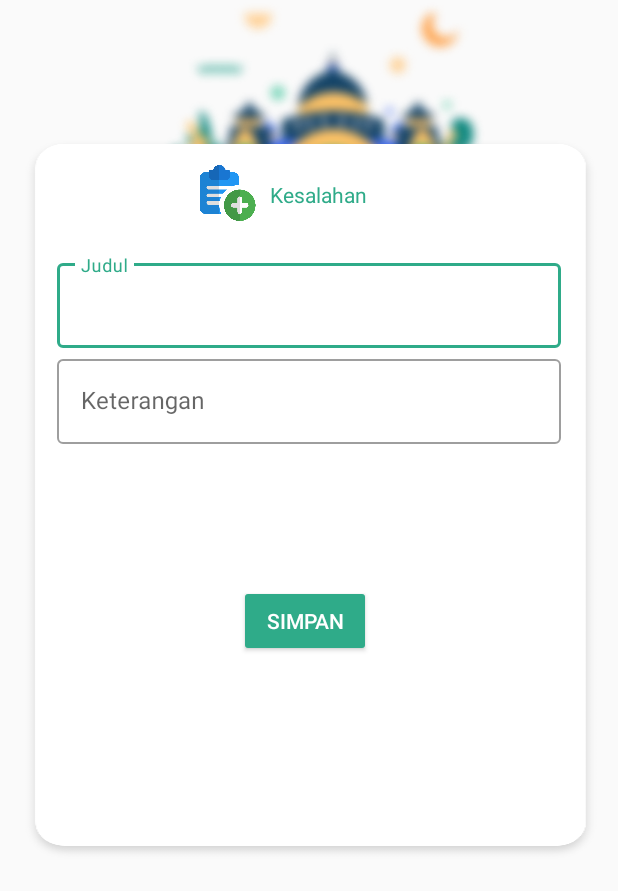
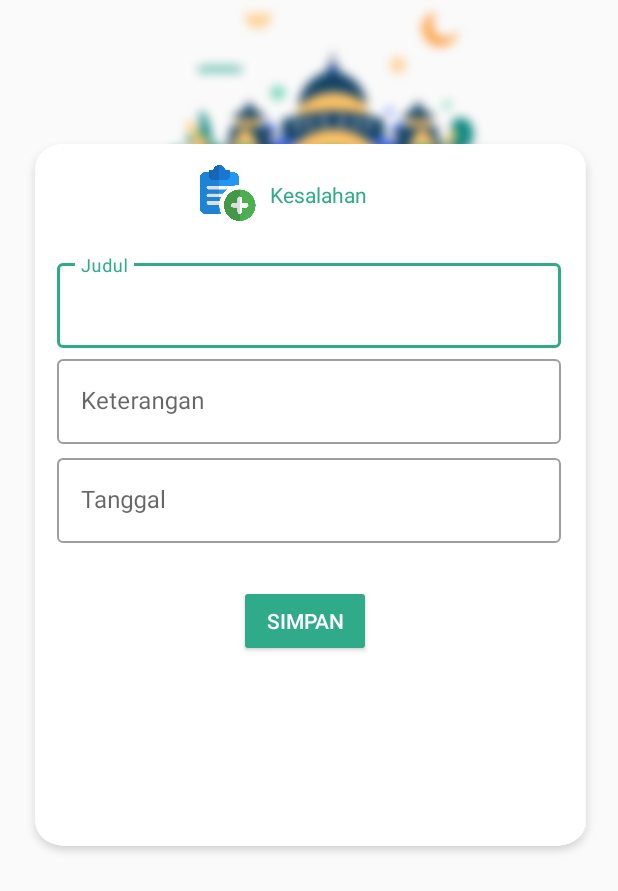
Before and after one commit to AdiatsaPutra/ProjectRaqibAtid, an Android app: the AddKeburukan screen opened directly, with no data from a screen before it, on a phone screen of 412 x 824 dp. Shown: the top 891 px of the screen. Run offline under Robolectric (Android 15) with nearby library versions, the phone set to English and light mode, and no system bars; our stand-ins replace Firebase (no records; nobody signed in at launch, a user with empty details on screens opened directly).

Commit message:
Update activity_add_keburukan.xml

```diff
--- a/app/src/main/res/layout/activity_add_keburukan.xml
+++ b/app/src/main/res/layout/activity_add_keburukan.xml
@@ -77,24 +77,24 @@
             />
 
     </com.google.android.material.textfield.TextInputLayout>
-<!--    <com.google.android.material.textfield.TextInputLayout-->
-<!--        android:layout_width="match_parent"-->
-<!--        android:layout_height="wrap_content"-->
-<!--        android:layout_marginTop="300dp"-->
-<!--        android:layout_marginLeft="38dp"-->
-<!--        android:layout_marginRight="38dp"-->
+    <com.google.android.material.textfield.TextInputLayout
+        android:layout_width="match_parent"
+        android:layout_height="wrap_content"
+        android:layout_marginTop="300dp"
+        android:layout_marginLeft="38dp"
+        android:layout_marginRight="38dp"
 
 
-<!--        android:hint="Tanggal"-->
-<!--        style="@style/Widget.MaterialComponents.TextInputLayout.OutlinedBox">-->
+        android:hint="Tanggal"
+        style="@style/Widget.MaterialComponents.TextInputLayout.OutlinedBox">
 
-<!--        <com.google.android.material.textfield.TextInputEditText-->
-<!--            android:id="@+id/tanggalKesalahan"-->
-<!--            android:layout_width="match_parent"-->
-<!--            android:layout_height="wrap_content"-->
-<!--            />-->
+        <com.google.android.material.textfield.TextInputEditText
+            android:id="@+id/tanggalKesalahan"
+            android:layout_width="match_parent"
+            android:layout_height="wrap_content"
+            />
 
-<!--    </com.google.android.material.textfield.TextInputLayout>-->
+    </com.google.android.material.textfield.TextInputLayout>
 
     <Button
         android:id="@+id/tambahKesalahan"
```
